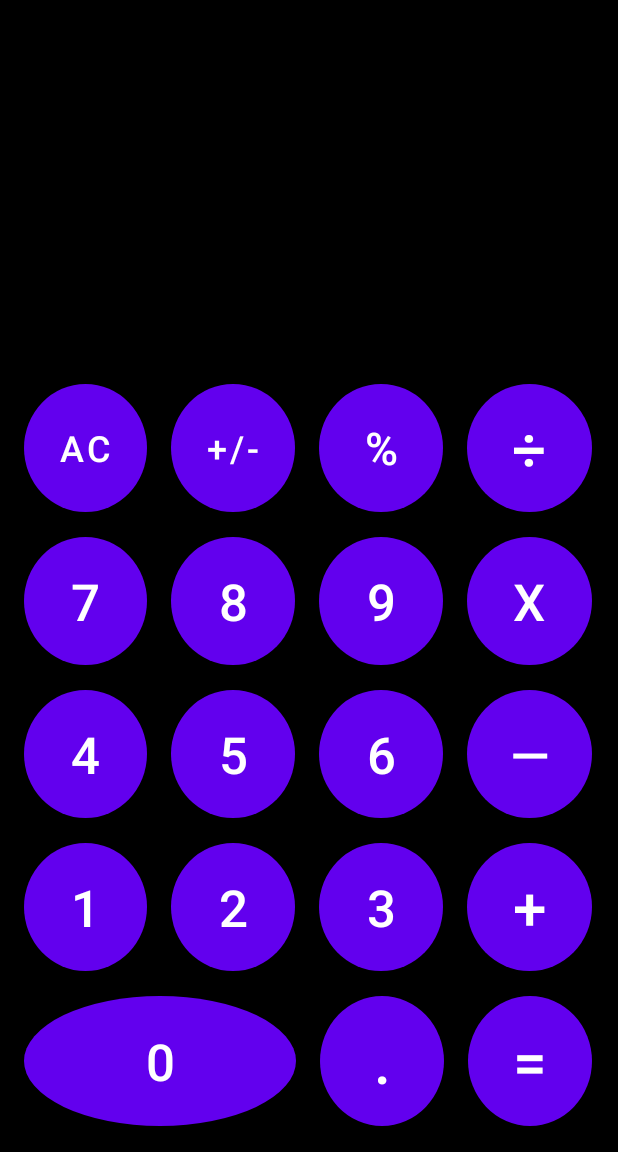
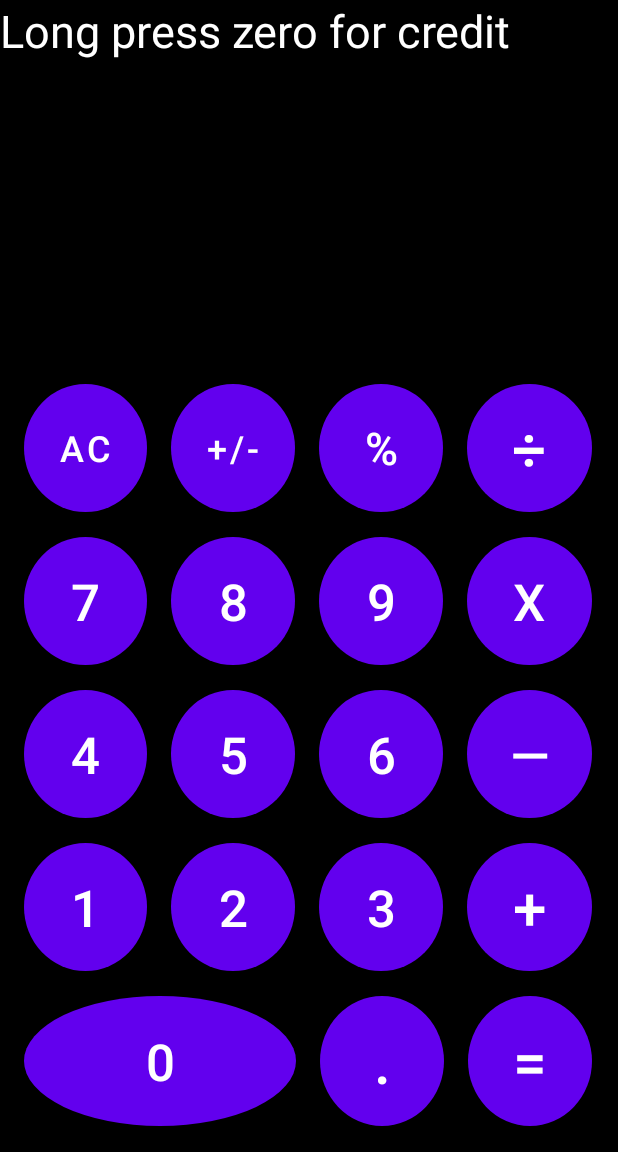
Before and after one commit to ya2925/Ex71, an Android app: the screen it shows after launch (MainActivity), on a phone screen of 412 x 824 dp, the part 84-1236 px from its top. Run offline under Robolectric (Android 15) with nearby library versions, the phone set to English and light mode, and no system bars.

Commit message:
ADDED CREDIT AND FIX BUTTONS

```diff
--- a/app/src/main/java/com/example/ex71/MainActivity.java
+++ b/app/src/main/java/com/example/ex71/MainActivity.java
@@ -86,6 +86,7 @@ public class MainActivity extends AppCompatActivity {
         else if (tv.getText().toString().charAt(0) != '-') {
             tv.setText("-" + tv.getText());
         }
+        System.out.println("plusminus");
     }
     public void clear(View view) {
         tv.setText("");
@@ -143,7 +144,4 @@ public class MainActivity extends AppCompatActivity {
         intent.putExtra("result", result);
         startActivity(intent);
     }
-
-
-
 }
--- a/app/src/main/res/layout/activity_main.xml
+++ b/app/src/main/res/layout/activity_main.xml
@@ -9,18 +9,28 @@
     android:orientation="vertical"
     tools:context=".MainActivity">
 
+    <TextView
+        android:id="@+id/textView2"
+        android:layout_width="match_parent"
+        android:layout_height="0dp"
+        android:layout_weight="1"
+        android:text="Long press zero for credit"
+        android:textColor="@color/white"
+        android:textSize="30dp" />
+
     <Space
         android:layout_width="match_parent"
         android:layout_height="0dp"
-        android:layout_weight="2" />
+        android:layout_weight="1" />
 
     <TextView
         android:id="@+id/result"
         android:layout_width="match_parent"
         android:layout_height="0dp"
         android:layout_weight="1"
-        android:textSize="32dp"
-        android:gravity="start"/>
+        android:gravity="start"
+        android:textColor="@color/white"
+        android:textSize="32dp" />
 
     <LinearLayout
         android:layout_width="match_parent"
```
